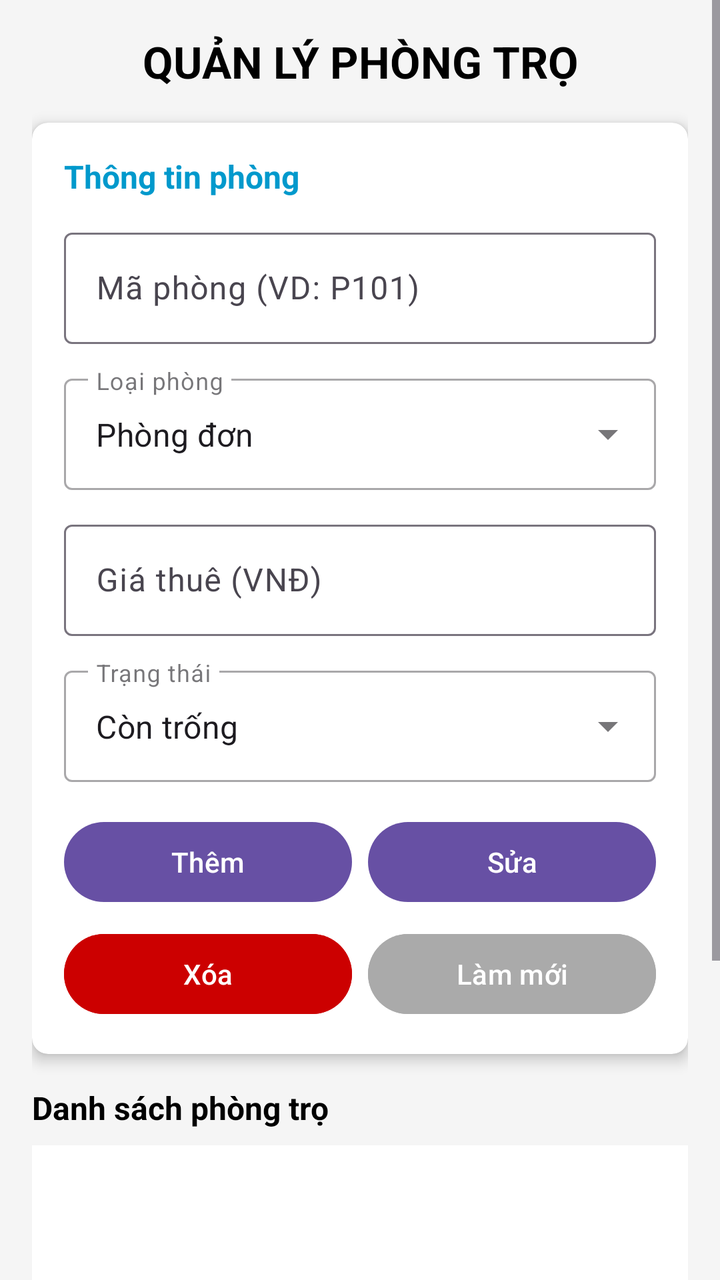
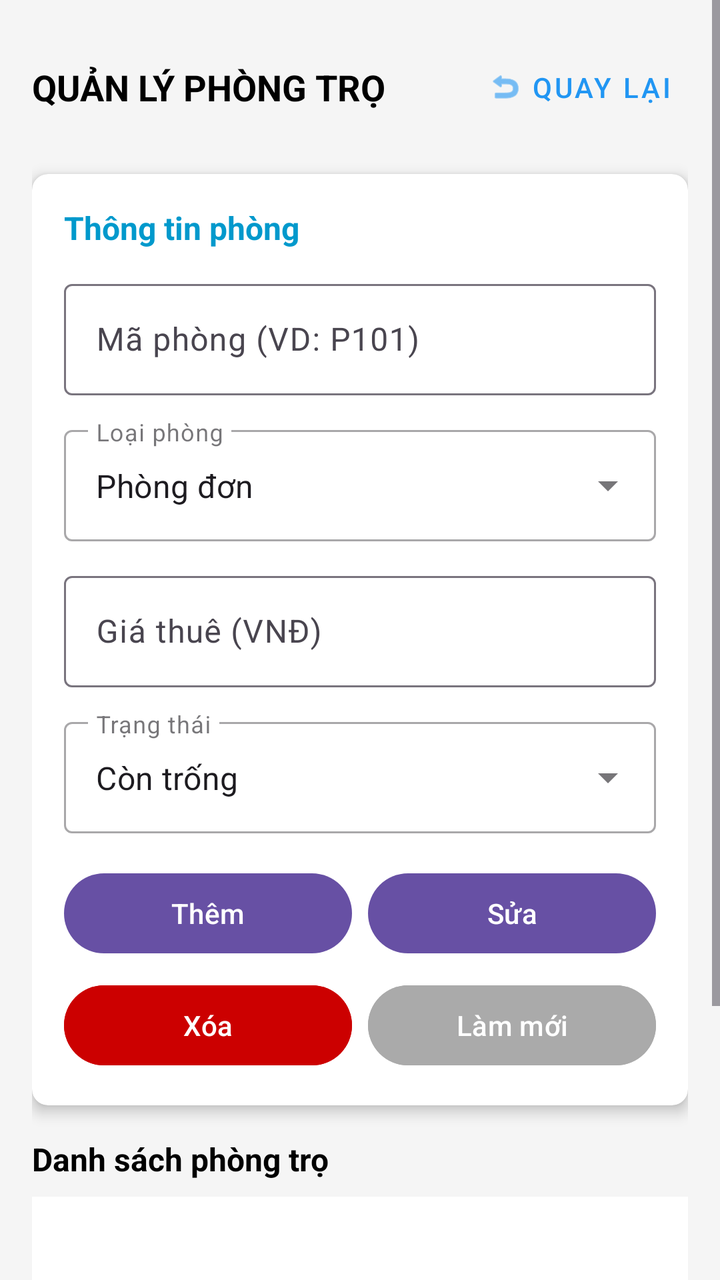

The first picture is an Android layout as it rendered before a commit; the second is the same layout after the commit. The layout source and the unified diff follow.
<!-- AndroidManifest.xml: application theme Theme.Detai1 -->
<!-- res/layout/giaodienphongtro.xml -->
<?xml version="1.0" encoding="utf-8"?>
<ScrollView xmlns:android="http://schemas.android.com/apk/res/android"
    xmlns:app="http://schemas.android.com/apk/res-auto"
    android:layout_width="match_parent"
    android:layout_height="match_parent"
    android:fillViewport="true"
    android:background="#F5F5F5">

    <LinearLayout
        android:layout_width="match_parent"
        android:layout_height="wrap_content"
        android:orientation="vertical"
        android:padding="16dp">

        
        <TextView
            android:layout_width="match_parent"
            android:layout_height="wrap_content"
            android:text="QUẢN LÝ PHÒNG TRỌ"
            android:textSize="22sp"
            android:textStyle="bold"
            android:gravity="center"
            android:textColor="@android:color/black"
            android:layout_marginBottom="16dp"/>

        
        <androidx.cardview.widget.CardView
            android:layout_width="match_parent"
            android:layout_height="wrap_content"
            app:cardCornerRadius="8dp"
            app:cardElevation="4dp"
            android:layout_marginBottom="16dp"
            app:cardBackgroundColor="@android:color/white">

            <LinearLayout
                android:layout_width="match_parent"
                android:layout_height="wrap_content"
                android:orientation="vertical"
                android:padding="16dp">

                <TextView
                    android:layout_width="wrap_content"
                    android:layout_height="wrap_content"
                    android:text="Thông tin phòng"
                    android:textSize="16sp"
                    android:textStyle="bold"
                    android:textColor="@android:color/holo_blue_dark"
                    android:layout_marginBottom="12dp"/>

                
                <com.google.android.material.textfield.TextInputLayout
                    android:layout_width="match_parent"
                    android:layout_height="wrap_content"
                    android:layout_marginBottom="12dp"
                    android:hint="Mã phòng (VD: P101)">

                    <com.google.android.material.textfield.TextInputEditText
                        android:id="@+id/edtMaPhong"
                        android:layout_width="match_parent"
                        android:layout_height="wrap_content"
                        android:inputType="text" />
                </com.google.android.material.textfield.TextInputLayout>

                
                <com.google.android.material.textfield.TextInputLayout
                    style="@style/Widget.MaterialComponents.TextInputLayout.OutlinedBox.ExposedDropdownMenu"
                    android:layout_width="match_parent"
                    android:layout_height="wrap_content"
                    android:layout_marginBottom="12dp"
                    android:hint="Loại phòng">

                    <AutoCompleteTextView
                        android:id="@+id/dropdownLoaiPhong"
                        android:layout_width="match_parent"
                        android:layout_height="wrap_content"
                        android:inputType="none"
                        android:text="Phòng đơn"/>
                </com.google.android.material.textfield.TextInputLayout>

                
                <com.google.android.material.textfield.TextInputLayout
                    android:layout_width="match_parent"
                    android:layout_height="wrap_content"
                    android:layout_marginBottom="12dp"
                    android:hint="Giá thuê (VNĐ)">

                    <com.google.android.material.textfield.TextInputEditText
                        android:id="@+id/edtGiaThue"
                        android:layout_width="match_parent"
                        android:layout_height="wrap_content"
                        android:inputType="number" />
                </com.google.android.material.textfield.TextInputLayout>

                
                <com.google.android.material.textfield.TextInputLayout
                    style="@style/Widget.MaterialComponents.TextInputLayout.OutlinedBox.ExposedDropdownMenu"
                    android:layout_width="match_parent"
                    android:layout_height="wrap_content"
                    android:layout_marginBottom="16dp"
                    android:hint="Trạng thái">

                    <AutoCompleteTextView
                        android:id="@+id/dropdownTrangThai"
                        android:layout_width="match_parent"
                        android:layout_height="wrap_content"
                        android:inputType="none"
                        android:text="Còn trống"/>
                </com.google.android.material.textfield.TextInputLayout>

                
                <LinearLayout
                    android:layout_width="match_parent"
                    android:layout_height="wrap_content"
                    android:orientation="horizontal"
                    android:weightSum="2"
                    android:layout_marginBottom="8dp">

                    <Button
                        android:id="@+id/btnThemPhong"
                        android:layout_width="0dp"
                        android:layout_height="wrap_content"
                        android:layout_weight="1"
                        android:text="Thêm"
                        android:layout_marginEnd="4dp"/>

                    <Button
                        android:id="@+id/btnSuaPhong"
                        android:layout_width="0dp"
                        android:layout_height="wrap_content"
                        android:layout_weight="1"
                        android:text="Sửa"
                        android:layout_marginStart="4dp"/>
                </LinearLayout>

                <LinearLayout
                    android:layout_width="match_parent"
                    android:layout_height="wrap_content"
                    android:orientation="horizontal"
                    android:weightSum="2">

                    <Button
                        android:id="@+id/btnXoaPhong"
                        android:layout_width="0dp"
                        android:layout_height="wrap_content"
                        android:layout_weight="1"
                        android:text="Xóa"
                        android:backgroundTint="@android:color/holo_red_dark"
                        android:layout_marginEnd="4dp"/>

                    <Button
                        android:id="@+id/btnLamMoiPhong"
                        android:layout_width="0dp"
                        android:layout_height="wrap_content"
                        android:layout_weight="1"
                        android:text="Làm mới"
                        android:backgroundTint="@android:color/darker_gray"
                        android:layout_marginStart="4dp"/>
                </LinearLayout>

            </LinearLayout>
        </androidx.cardview.widget.CardView>

        
        <TextView
            android:layout_width="match_parent"
            android:layout_height="wrap_content"
            android:text="Danh sách phòng trọ"
            android:textSize="16sp"
            android:textStyle="bold"
            android:textColor="@android:color/black"
            android:layout_marginBottom="8dp"/>

        
        <androidx.recyclerview.widget.RecyclerView
            android:id="@+id/recyclerDanhSachPhong"
            android:layout_width="match_parent"
            android:layout_height="200dp"
            android:background="@android:color/white"
            android:padding="8dp"
            android:layout_marginBottom="16dp"/>

        
        <Button
            android:id="@+id/btnQuayLaiPhong"
            style="@style/Widget.MaterialComponents.Button.OutlinedButton"
            android:layout_width="match_parent"
            android:layout_height="wrap_content"
            android:text="Quay lại"
            android:textSize="16sp"/>

    </LinearLayout>
</ScrollView>
<!-- resources referenced by this layout -->
<resources>
  <style name="Theme.Detai1" parent="Base.Theme.Detai1" />
  <style name="Base.Theme.Detai1" parent="Theme.Material3.DayNight.NoActionBar">
          
          
      </style>
</resources>

<!-- the commit's change to res/layout/giaodienphongtro.xml (unified diff, before → after) -->
@@ -13,15 +13,39 @@
         android:padding="16dp">
 
         
-        <TextView
+        <RelativeLayout
             android:layout_width="match_parent"
             android:layout_height="wrap_content"
-            android:text="QUẢN LÝ PHÒNG TRỌ"
-            android:textSize="22sp"
-            android:textStyle="bold"
-            android:gravity="center"
-            android:textColor="@android:color/black"
-            android:layout_marginBottom="16dp"/>
+            android:layout_marginBottom="16dp"
+            android:paddingTop="4dp"
+            android:paddingBottom="4dp">
+
+            <TextView
+                android:layout_width="wrap_content"
+                android:layout_height="wrap_content"
+                android:layout_centerVertical="true"
+                android:layout_alignParentStart="true"
+                android:text="QUẢN LÝ PHÒNG TRỌ"
+                android:textSize="18sp"
+                android:textStyle="bold"
+                android:textColor="@android:color/black"/>
+
+            <com.google.android.material.button.MaterialButton
+                android:id="@+id/btnQuayLaiPhong"
+                style="@style/Widget.MaterialComponents.Button.TextButton"
+                android:layout_width="wrap_content"
+                android:layout_height="wrap_content"
+                android:layout_alignParentEnd="true"
+                android:layout_centerVertical="true"
+                android:text="Quay lại"
+                android:textColor="#2196F3"
+                android:textSize="14sp"
+                app:icon="@android:drawable/ic_menu_revert"
+                app:iconTint="#2196F3"
+                android:minWidth="0dp"
+                android:minHeight="0dp"
+                android:padding="8dp"/>
+        </RelativeLayout>
 
         
         <androidx.cardview.widget.CardView
@@ -176,17 +200,7 @@
             android:layout_width="match_parent"
             android:layout_height="200dp"
             android:background="@android:color/white"
-            android:padding="8dp"
-            android:layout_marginBottom="16dp"/>
-
-        
-        <Button
-            android:id="@+id/btnQuayLaiPhong"
-            style="@style/Widget.MaterialComponents.Button.OutlinedButton"
-            android:layout_width="match_parent"
-            android:layout_height="wrap_content"
-            android:text="Quay lại"
-            android:textSize="16sp"/>
+            android:padding="8dp"/>
 
     </LinearLayout>
 </ScrollView>
